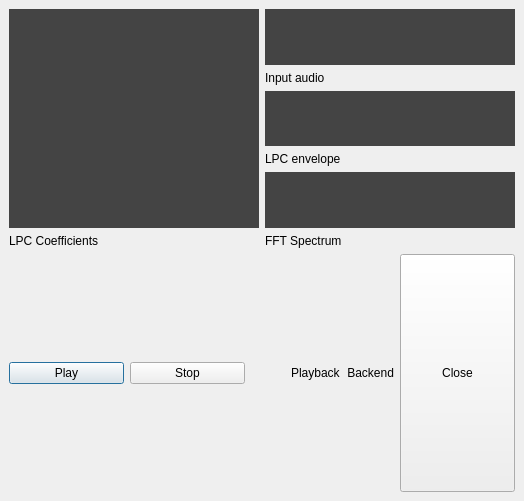
The window that NetworkEditor/example-data/lpc.ui (clam-project/clam) describes before a commit, drawn with Qt 5.
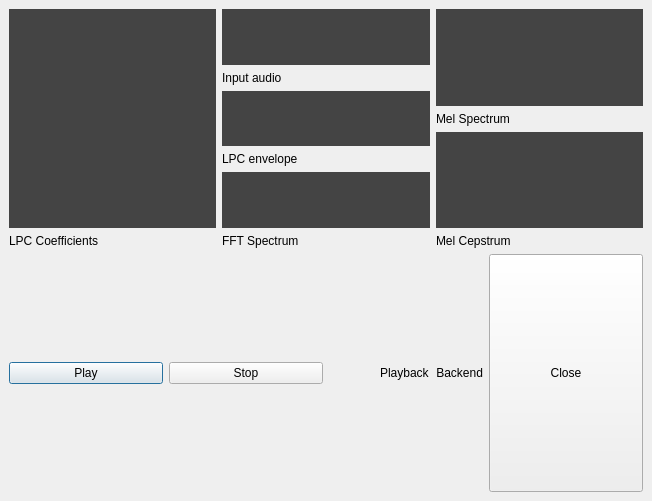
The same window after the commit. Icons and pictures are not drawn. Custom widgets are drawn as their Qt base class.

Commit message: * lpc.clamnetwork: added MFCC analysis

Patch:
```diff
--- a/NetworkEditor/example-data/lpc.ui
+++ b/NetworkEditor/example-data/lpc.ui
@@ -5,7 +5,7 @@
    <rect>
     <x>0</x>
     <y>0</y>
-    <width>524</width>
+    <width>652</width>
     <height>501</height>
    </rect>
   </property>
@@ -194,6 +194,94 @@
        </item>
       </layout>
      </item>
+     <item>
+      <layout class="QVBoxLayout" >
+       <property name="margin" >
+        <number>0</number>
+       </property>
+       <property name="spacing" >
+        <number>6</number>
+       </property>
+       <item>
+        <widget class="CLAM::VM::MelSpectrumView" name="OutPort__MelFilterBank_0__Mel___Spectrum" >
+         <property name="sizePolicy" >
+          <sizepolicy>
+           <hsizetype>5</hsizetype>
+           <vsizetype>5</vsizetype>
+           <horstretch>1</horstretch>
+           <verstretch>1</verstretch>
+          </sizepolicy>
+         </property>
+         <property name="autoFillBackground" >
+          <bool>true</bool>
+         </property>
+         <property name="styleSheet" >
+          <string>background-color:#444</string>
+         </property>
+         <property name="barGradientBegin" >
+          <color>
+           <red>255</red>
+           <green>200</green>
+           <blue>0</blue>
+          </color>
+         </property>
+         <property name="barGradientEnd" >
+          <color>
+           <red>255</red>
+           <green>100</green>
+           <blue>50</blue>
+          </color>
+         </property>
+        </widget>
+       </item>
+       <item>
+        <widget class="QLabel" name="label_5" >
+         <property name="text" >
+          <string>Mel Spectrum</string>
+         </property>
+        </widget>
+       </item>
+       <item>
+        <widget class="CLAM::VM::MelCepstrumView" name="OutPort__CepstralTransform_0__Mel___Cepstrum" >
+         <property name="sizePolicy" >
+          <sizepolicy>
+           <hsizetype>5</hsizetype>
+           <vsizetype>5</vsizetype>
+           <horstretch>1</horstretch>
+           <verstretch>1</verstretch>
+          </sizepolicy>
+         </property>
+         <property name="autoFillBackground" >
+          <bool>true</bool>
+         </property>
+         <property name="styleSheet" >
+          <string>background-color:#444</string>
+         </property>
+         <property name="barGradientBegin" >
+          <color>
+           <red>255</red>
+           <green>200</green>
+           <blue>0</blue>
+          </color>
+         </property>
+         <property name="barGradientEnd" >
+          <color>
+           <red>255</red>
+           <green>100</green>
+           <blue>50</blue>
+          </color>
+         </property>
+        </widget>
+       </item>
+       <item>
+        <widget class="QLabel" name="label_6" >
+         <property name="text" >
+          <string>Mel Cepstrum</string>
+         </property>
+        </widget>
+       </item>
+      </layout>
+     </item>
     </layout>
    </item>
    <item>
@@ -294,21 +382,31 @@
   </layout>
  </widget>
  <customwidgets>
-  <customwidget>
-   <class>Oscilloscope</class>
-   <extends>QWidget</extends>
-   <header>Oscilloscope.hxx</header>
-  </customwidget>
-  <customwidget>
-   <class>CLAM::VM::LPModelView</class>
-   <extends>QWidget</extends>
-   <header>LPModelView.hxx</header>
-  </customwidget>
   <customwidget>
    <class>SpectrumView</class>
    <extends>QWidget</extends>
    <header>SpectrumView.hxx</header>
   </customwidget>
+  <customwidget>
+   <class>CLAM::VM::LPModelView</class>
+   <extends>QWidget</extends>
+   <header>LPModelView.hxx</header>
+  </customwidget>
+  <customwidget>
+   <class>CLAM::VM::MelCepstrumView</class>
+   <extends>QWidget</extends>
+   <header>MelCepstrumView.hxx</header>
+  </customwidget>
+  <customwidget>
+   <class>Oscilloscope</class>
+   <extends>QWidget</extends>
+   <header>Oscilloscope.hxx</header>
+  </customwidget>
+  <customwidget>
+   <class>CLAM::VM::MelSpectrumView</class>
+   <extends>QWidget</extends>
+   <header>MelSpectrumView.hxx</header>
+  </customwidget>
  </customwidgets>
  <resources>
   <include location="../src/images.qrc" />
```
The commit also changes 2 other files.
